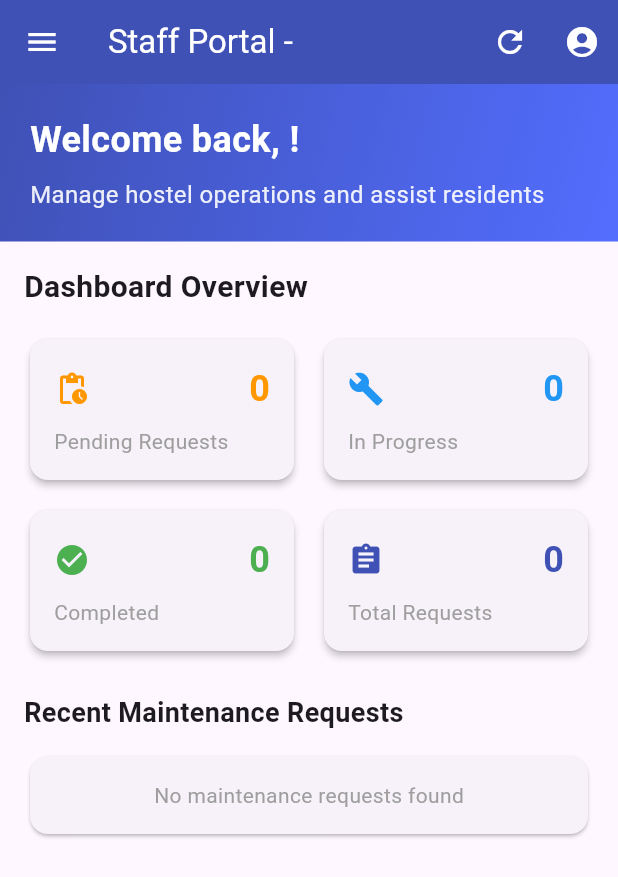
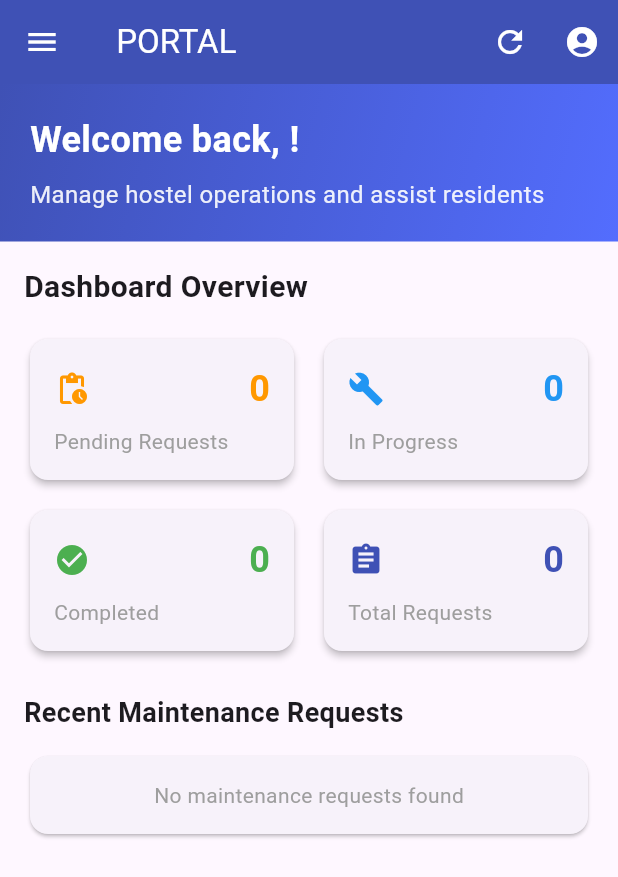
Before and after one commit to ATIBU707/hostel, a Flutter app: the StaffDashboardScreen screen opened by its route, on a phone screen of 412 x 824 dp. Shown: the top 877 px of the screen. Run offline on Flutter 3.47's test engine with Material 3 defaults, Android fonts, the phone set to English and light mode, and no system bars; our stand-ins replace cached_network_image, file_picker, flutter_image_compress, google_fonts, image_picker, supabase_flutter; accounts and stored records are empty.

Commit message:
staff portal

```diff
--- a/lib/screens/staff/staff_dashboard_screen.dart
+++ b/lib/screens/staff/staff_dashboard_screen.dart
@@ -38,7 +38,7 @@ class _StaffDashboardScreenState extends State<StaffDashboardScreen> {
       return Scaffold(
         drawer: StaffDrawer(),
         appBar: AppBar(
-          title: Text('Staff Portal - ${role.toUpperCase()}'),
+          title: Text('${role.toUpperCase()} PORTAL'),
           backgroundColor: Colors.indigo,
           foregroundColor: Colors.white,
           elevation: 0,
```
